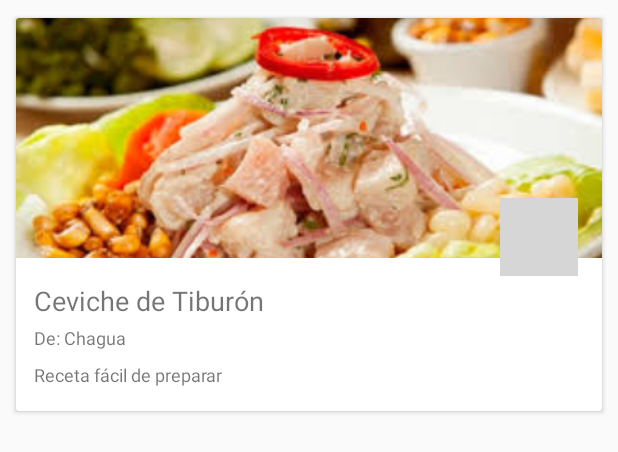
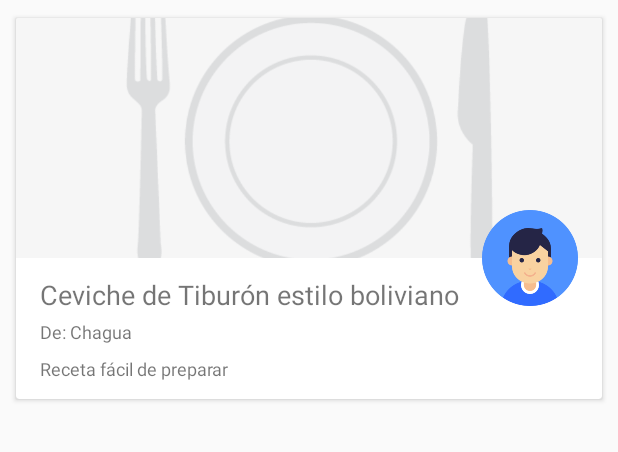
Before and after one commit to iss-consulting/ISS, an Android app: the layout item_recipe.xml on its own in the app's theme, with its tools: preview values and no code run, on a phone screen of 412 x 824 dp. Shown: the top 452 px of the screen. Run offline under Robolectric (Android 15) with nearby library versions, the phone set to English and light mode, and no system bars; grey boxes are pictures that could not be loaded.

Commit message:
Agrega consumo de lista de recetas en RSAC App

```diff
--- a/Desarrollo/RSAC/Codigo Fuente/frontend/android/Flavr/app/build.gradle
+++ b/Desarrollo/RSAC/Codigo Fuente/frontend/android/Flavr/app/build.gradle
@@ -21,6 +21,7 @@ android {
 dependencies {
     implementation fileTree(dir: 'libs', include: ['*.jar'])
     implementation 'com.android.support:appcompat-v7:27.1.1'
+    implementation 'com.squareup.retrofit2:retrofit:2.3.0'
     implementation 'com.squareup.retrofit2:converter-gson:2.1.0'
     implementation 'com.android.support:design:27.1.0'
     implementation 'com.alimuzaffar.lib:pinentryedittext:1.3.1'
@@ -33,5 +34,5 @@ dependencies {
     implementation 'com.mikepenz:materialize:1.1.2@aar'
     implementation 'com.jakewharton:butterknife:8.8.1'
     annotationProcessor 'com.jakewharton:butterknife-compiler:8.8.1'
-    implementation 'com.squareup.retrofit2:retrofit:2.3.0'
+    implementation 'com.squareup.picasso:picasso:2.5.2'
 }
--- a/Desarrollo/RSAC/Codigo Fuente/frontend/android/Flavr/app/src/main/java/com/iss/flavr/data/repository/remote/request/RecipeRequest.java
+++ b/Desarrollo/RSAC/Codigo Fuente/frontend/android/Flavr/app/src/main/java/com/iss/flavr/data/repository/remote/request/RecipeRequest.java
@@ -1,6 +1,9 @@
 package com.iss.flavr.data.repository.remote.request;
 
 import com.google.gson.JsonArray;
+import com.iss.flavr.data.model.Recipe;
+
+import java.util.List;
 
 import retrofit2.Call;
 import retrofit2.http.GET;
@@ -13,6 +16,6 @@ public interface RecipeRequest {
 
     //getRecipes
     @GET("/recipe/recipe-api/")
-    Call<JsonArray> getRecipes();
+    Call<List<Recipe>> getRecipes();
 
 }
--- a/Desarrollo/RSAC/Codigo Fuente/frontend/android/Flavr/app/src/main/res/layout/fragment_recipe_list.xml
+++ b/Desarrollo/RSAC/Codigo Fuente/frontend/android/Flavr/app/src/main/res/layout/fragment_recipe_list.xml
@@ -3,7 +3,6 @@
     xmlns:tools="http://schemas.android.com/tools"
     android:layout_width="match_parent"
     android:layout_height="match_parent"
-    android:background="@color/grey_900"
     android:orientation="vertical">
 
     <android.support.v4.widget.SwipeRefreshLayout
--- a/Desarrollo/RSAC/Codigo Fuente/frontend/android/Flavr/app/src/main/res/layout/item_recipe.xml
+++ b/Desarrollo/RSAC/Codigo Fuente/frontend/android/Flavr/app/src/main/res/layout/item_recipe.xml
@@ -20,51 +20,52 @@
             android:layout_centerHorizontal="true"
             android:layout_gravity="center_horizontal"
             android:scaleType="centerCrop"
-            tools:src="@drawable/dish1" />
+            tools:src="@drawable/dish" />
 
         <LinearLayout
             android:layout_width="match_parent"
             android:layout_height="wrap_content"
             android:layout_below="@id/iv_photo"
-            android:layout_marginBottom="16dp"
-            android:layout_marginLeft="12dp"
-            android:layout_marginRight="12dp"
-            android:layout_marginTop="16dp"
+            android:layout_marginBottom="12dp"
+            android:layout_marginLeft="16dp"
+            android:layout_marginRight="16dp"
+            android:layout_marginTop="12dp"
             android:orientation="vertical">
 
             <TextView
                 android:id="@+id/tv_title"
                 android:layout_width="wrap_content"
                 android:layout_height="wrap_content"
-                android:text="Ceviche de Tiburón"
-                android:textSize="18sp" />
+                android:layout_marginRight="64dp"
+                android:textSize="18sp"
+                tools:text="Ceviche de Tiburón estilo boliviano" />
 
             <TextView
                 android:id="@+id/tv_user"
                 android:layout_width="wrap_content"
                 android:layout_height="wrap_content"
                 android:layout_marginTop="4dp"
-                android:text="De: Chagua"
-                android:textSize="12sp" />
+                android:textSize="12sp"
+                tools:text="De: Chagua" />
 
             <TextView
                 android:id="@+id/tv_description"
                 android:layout_width="wrap_content"
                 android:layout_height="wrap_content"
                 android:layout_marginTop="8dp"
-                android:text="Receta fácil de preparar"
-                android:textSize="12sp" />
+                android:textSize="12sp"
+                tools:text="Receta fácil de preparar" />
 
         </LinearLayout>
 
         <ImageView
             android:id="@+id/iv_user"
-            android:layout_width="52dp"
-            android:layout_height="52dp"
+            android:layout_width="64dp"
+            android:layout_height="64dp"
             android:layout_alignParentRight="true"
             android:layout_marginRight="16dp"
-            android:layout_marginTop="120dp"
-            tools:src="@tools:sample/avatars" />
+            android:layout_marginTop="128dp"
+            tools:src="@drawable/user" />
 
     </RelativeLayout>
 
--- a/Desarrollo/RSAC/Codigo Fuente/frontend/android/Flavr/app/src/main/res/values/styles.xml
+++ b/Desarrollo/RSAC/Codigo Fuente/frontend/android/Flavr/app/src/main/res/values/styles.xml
@@ -22,6 +22,11 @@
         <item name="colorAccent">@color/colorAccent</item>
     </style>
 
+    <style name="PopUpTheme" parent="ThemeOverlay.AppCompat.Light">
+        <item name="android:background">@color/grey_900</item>
+        <item name="android:textColorPrimary">@color/white</item>
+    </style>
+
     <style name="LoginTextField" parent="ThemeOverlay.AppCompat.Dark">
         <item name="colorAccent">@color/white</item>
         <item name="android:textColorHint">@color/white</item>
```
Also changed, not shown: Desarrollo/RSAC/Codigo Fuente/frontend/android/Flavr/app/src/main/java/com/iss/flavr/presentation/home/HomeActivity.java (+16 -1 lines), Desarrollo/RSAC/Codigo Fuente/frontend/android/Flavr/app/src/main/java/com/iss/flavr/presentation/home/recipelist/RecipeListFragment.java (+5 -10 lines), Desarrollo/RSAC/Codigo Fuente/frontend/android/Flavr/app/src/main/java/com/iss/flavr/presentation/home/recipelist/RecipeListPresenter.java (+10 -7 lines), Desarrollo/RSAC/Codigo Fuente/frontend/android/Flavr/app/src/main/java/com/iss/flavr/presentation/home/recipelist/adapter/RecipeAdapter.java (+21 -6 lines), Desarrollo/RSAC/Codigo Fuente/frontend/android/Flavr/app/src/main/java/com/iss/flavr/presentation/login/LoginActivity.java (+16 -0 lines), Desarrollo/RSAC/Codigo Fuente/frontend/android/Flavr/app/src/main/java/com/iss/flavr/util/CircleTransform.java (added, +44 -0 lines), Desarrollo/RSAC/Codigo Fuente/frontend/android/Flavr/app/src/main/res/layout/activity_home.xml (+10 -3 lines), Desarrollo/RSAC/Codigo Fuente/frontend/android/Flavr/app/src/main/res/layout/toolbar.xml (added, +10 -0 lines), Desarrollo/RSAC/Codigo Fuente/frontend/android/Flavr/app/src/main/res/drawable/dish.png (added).
